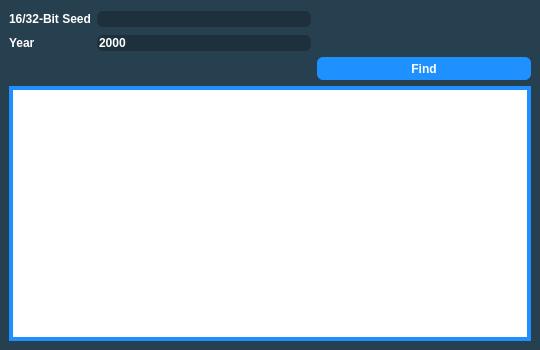
First picture: the form in Forms/Gen3/SeedToTime3.ui, repository Admiral-Fish/PokeFinder, before the edit.
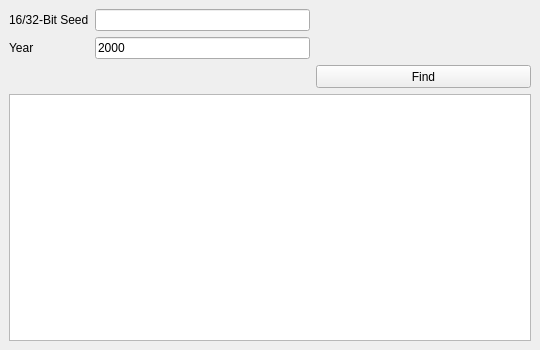
Second picture: the form after the edit. Custom widgets are drawn as their Qt base class.

Diff of the .ui file:
```diff
--- a/Forms/Gen3/SeedToTime3.ui
+++ b/Forms/Gen3/SeedToTime3.ui
@@ -31,49 +31,6 @@
   <property name="windowTitle">
    <string>Gen 3 Seed to Time</string>
   </property>
-  <property name="styleSheet">
-   <string notr="true">QMainWindow {
-	background-color: #274050;
-}
-
-QPushButton {
-	border: none;
-	border-radius: 6px;
-	color: white;
-	background-color: DodgerBlue;
-	font-family: &quot;Myriad Pro&quot;, Montserrat;
-	font-weight: 500;
-}
-
-QLabel {
-	color: white;
-	font-family: &quot;Myriad Pro&quot;, Montserrat;
-	font-weight: 500;
-}
-
-QLineEdit {
-	qproperty-alignment: AlignCenter;
-	background-color: #1D303C;
-	border:none;
-	border-radius: 6px;
-	color: white;
-	font-family: &quot;Myriad Pro&quot;, Montserrat;
-	font-weight: 500;
-}
-
-QTableView {
-	border: 4px solid DodgerBlue;
-}
-
-QHeaderView::section {
-	border: none;
-	background-color: #274050;
-	padding-top: 3px;
-	padding-bottom: 3px;
-	color: white;
-}
-</string>
-  </property>
   <widget class="QWidget" name="centralwidget">
    <layout class="QGridLayout" name="gridLayout">
     <item row="0" column="0">
```
